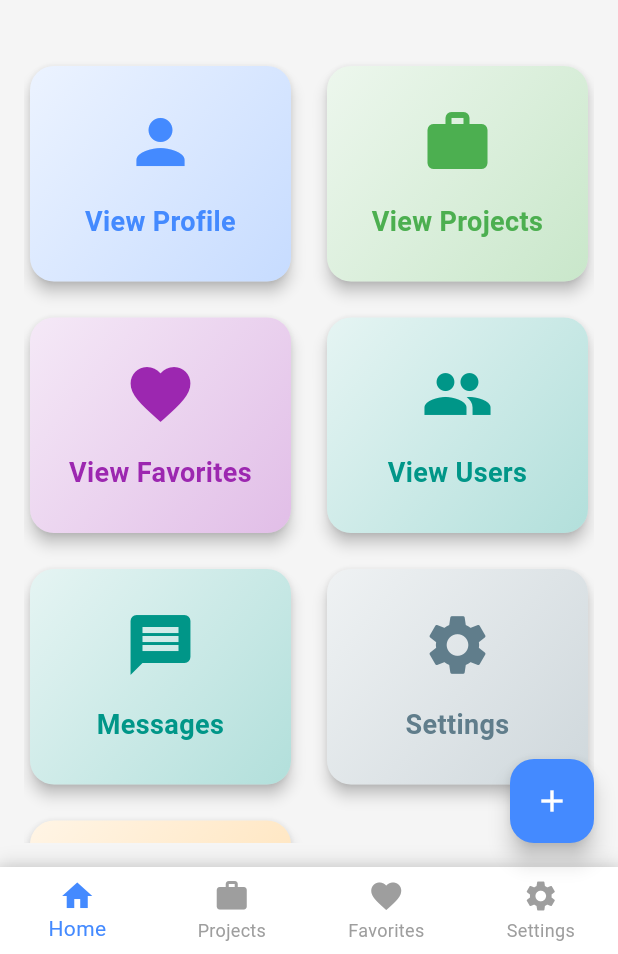
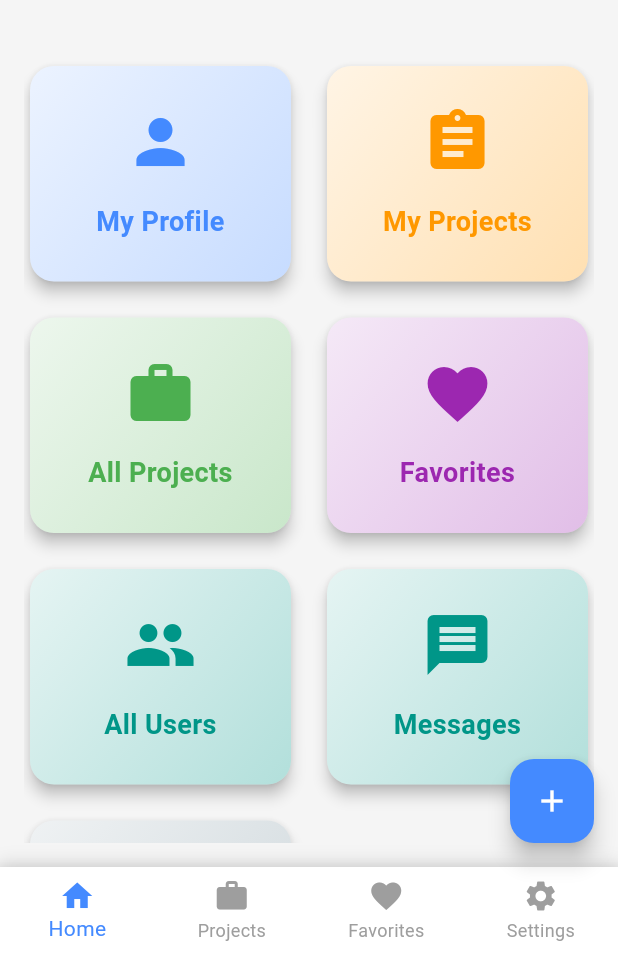
Before and after one commit to MbarekTech/StudentCollabHub-Flatter-App, a Flutter app: the HomeScreen screen opened by its route, on a phone screen of 412 x 824 dp, the part 282-1236 px from its top. Run offline on Flutter 3.47's test engine with Material 3 defaults, Android fonts, the light colour scheme and no system bars; our stand-ins replace cloud_firestore, firebase_auth, firebase_core; accounts and stored records are empty.

Commit message:
more style improvements

```diff
--- a/lib/screens/edit_profile_screen.dart
+++ b/lib/screens/edit_profile_screen.dart
@@ -135,7 +135,7 @@ class _EditProfileScreenState extends State<EditProfileScreen> {
                   maxLines: 3,
                 ),
                 const SizedBox(height: 16),
-                Card(
+                /*Card(
                   elevation: 2,
                   shape: RoundedRectangleBorder(
                     borderRadius: BorderRadius.circular(8),
@@ -152,7 +152,7 @@ class _EditProfileScreenState extends State<EditProfileScreen> {
                       });
                     },
                   ),
-                ),
+                ),*/
                 const SizedBox(height: 24),
                 ElevatedButton(
                   onPressed: () => _updateProfile(context),
--- a/lib/screens/home_screen.dart
+++ b/lib/screens/home_screen.dart
@@ -25,25 +25,31 @@ class _HomeScreenState extends State<HomeScreen> {
   final List<Map<String, dynamic>> _actions = [
     {
       'icon': Icons.person,
-      'label': 'View Profile',
+      'label': 'My Profile',
       'color': Colors.blueAccent,
       'route': '/profile',
     },
     {
+      'icon': Icons.assignment,
+      'label': 'My Projects',
+      'color': Colors.orange,
+      'route': '/my-projects',
+    },
+    {
       'icon': Icons.work,
-      'label': 'View Projects',
+      'label': 'All Projects',
       'color': Colors.green,
       'route': '/projects',
     },
     {
       'icon': Icons.favorite,
-      'label': 'View Favorites',
+      'label': 'Favorites',
       'color': Colors.purple,
       'route': '/favorites',
     },
     {
       'icon': Icons.people,
-      'label': 'View Users',
+      'label': 'All Users',
       'color': Colors.teal,
       'route': '/users',
     },
@@ -59,12 +65,7 @@ class _HomeScreenState extends State<HomeScreen> {
       'color': Colors.blueGrey,
       'route': '/settings',
     },
-    {
-      'icon': Icons.assignment,
-      'label': 'My Projects',
-      'color': Colors.orange,
-      'route': '/my-projects',
-    },
+
   ];
 
   void _onItemTapped(int index) async {
```
